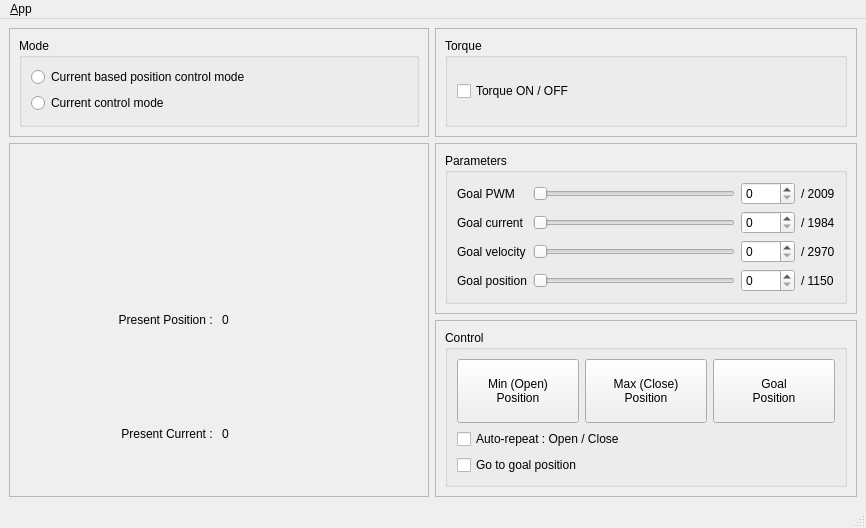
This is rh_p12_rn_a_gui/ui/main_window.ui in ROBOTIS-GIT/RH-P12-RN-A as Qt 5 draws it before an edit. The edited form follows.
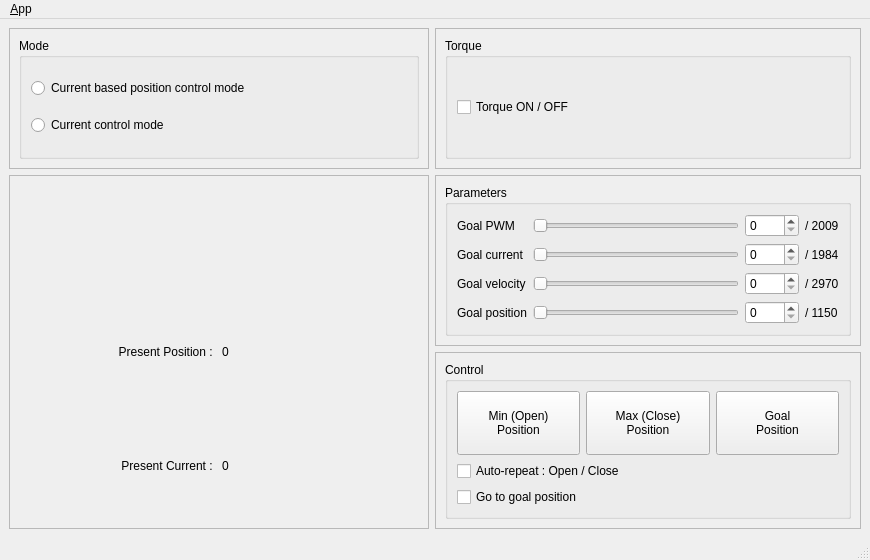
This is the edited form. Icons and pictures are not drawn.

Commit message: Updated gui package for melodic support

```diff
--- a/rh_p12_rn_a_gui/ui/main_window.ui
+++ b/rh_p12_rn_a_gui/ui/main_window.ui
@@ -6,14 +6,20 @@
    <rect>
     <x>0</x>
     <y>0</y>
-    <width>866</width>
-    <height>528</height>
+    <width>870</width>
+    <height>560</height>
    </rect>
   </property>
   <property name="minimumSize">
    <size>
-    <width>800</width>
-    <height>500</height>
+    <width>870</width>
+    <height>560</height>
+   </size>
+  </property>
+  <property name="maximumSize">
+   <size>
+    <width>870</width>
+    <height>562</height>
    </size>
   </property>
   <property name="windowTitle">
@@ -403,7 +409,7 @@
     <rect>
      <x>0</x>
      <y>0</y>
-     <width>866</width>
+     <width>870</width>
      <height>22</height>
     </rect>
    </property>
```
The commit also changes 3 other files.
